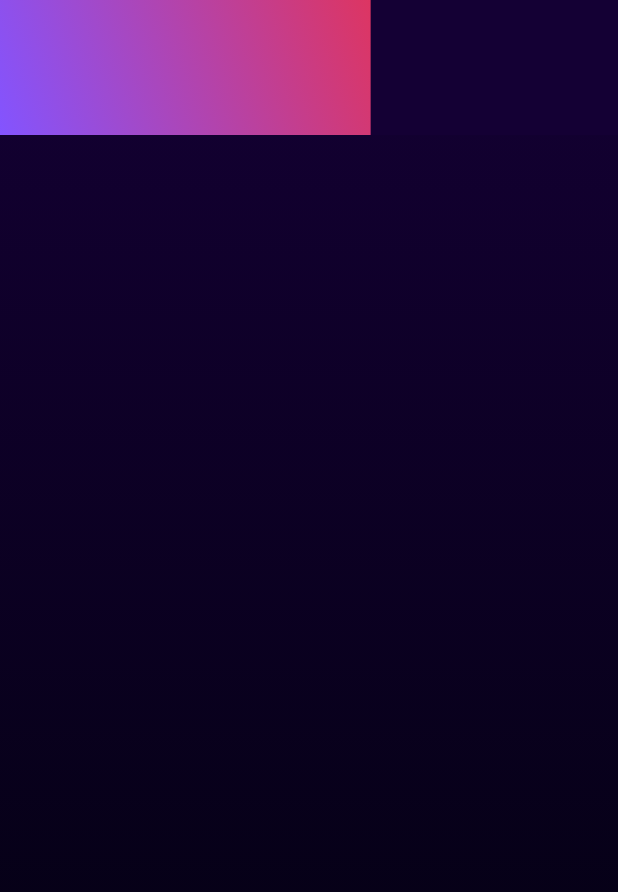
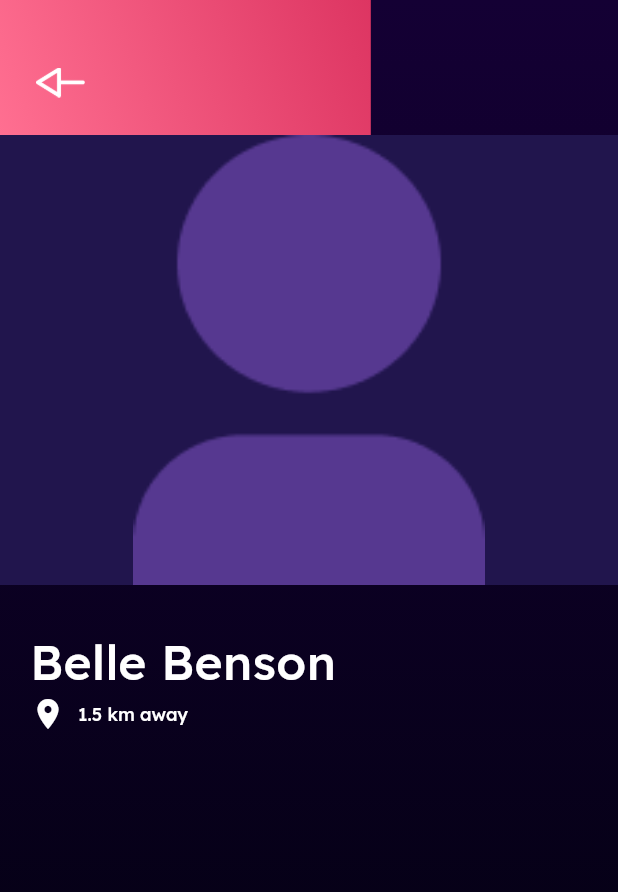
Before and after one commit to Ahmad-code916/destined_app, a Flutter app: the UserDetailsScreen screen opened directly, on a phone screen of 412 x 824 dp. Shown: the top 892 px of the screen. Run offline on Flutter 3.47's test engine with Material 3 defaults, Android fonts, the phone set to English and light mode, and no system bars; our stand-ins replace flutter_card_swiper, get.

Commit message:
Save Changes

```diff
--- a/lib/screens/user_details_screen/user_details_screen.dart
+++ b/lib/screens/user_details_screen/user_details_screen.dart
@@ -1,7 +1,11 @@
 import 'package:destined_app/screens/widgets/primary_gradient.dart';
 import 'package:destined_app/screens/widgets/users_details_head_row.dart';
+import 'package:destined_app/services/app_functions.dart';
 import 'package:destined_app/utils/app_colors.dart';
+import 'package:destined_app/utils/app_images.dart';
+import 'package:destined_app/utils/app_text_style.dart';
 import 'package:flutter/material.dart';
+import 'package:get/get.dart';
 
 class UserDetailsScreen extends StatelessWidget {
   const UserDetailsScreen({super.key});
@@ -13,10 +17,57 @@ class UserDetailsScreen extends StatelessWidget {
         firstColor: AppColors.gradientSecondryFirst,
         secondColor: AppColors.gradientSecondrySec,
         child: Column(
+          crossAxisAlignment: CrossAxisAlignment.start,
           children: [
             UsersDetailsHeadRow(
               firstColor: AppColors.pinkColorSec,
-              secondColor: AppColors.purpleColorSec,
+              secondColor: AppColors.lightPink,
+              child: Image.asset(AppImages.backIcon, height: 20),
+              onTapChild: () => Get.back(),
+            ),
+            Center(
+              child: Container(
+                width: double.infinity,
+                color: Color(0xff21154D),
+                child: Image.asset(
+                  AppImages.profileImage,
+                  height: 300,
+                  fit: BoxFit.fitHeight,
+                ),
+              ),
+            ),
+            AppFunctions.height(28),
+            Padding(
+              padding: const EdgeInsets.symmetric(horizontal: 20),
+              child: Row(
+                children: [
+                  Column(
+                    crossAxisAlignment: CrossAxisAlignment.start,
+                    children: [
+                      Text(
+                        'Belle Benson',
+                        style: AppTextStyle.whiteMedium.copyWith(fontSize: 32),
+                      ),
+                      Row(
+                        children: [
+                          Icon(Icons.location_on, color: AppColors.whiteColor),
+                          AppFunctions.width(8),
+                          RichText(
+                            text: TextSpan(
+                              text: '1.5 ',
+                              children: [TextSpan(text: 'km away')],
+                              style: AppTextStyle.whiteMedium.copyWith(
+                                fontSize: 12,
+                              ),
+                            ),
+                          ),
+                          AppFunctions.width(16),
+                        ],
+                      ),
+                    ],
+                  ),
+                ],
+              ),
             ),
           ],
         ),
--- a/lib/screens/widgets/users_details_head_row.dart
+++ b/lib/screens/widgets/users_details_head_row.dart
@@ -7,18 +7,20 @@ class UsersDetailsHeadRow extends StatelessWidget {
     super.key,
     required this.firstColor,
     required this.secondColor,
+    required this.child,
+    required this.onTapChild,
   });
   final Color firstColor;
   final Color secondColor;
+  final Widget child;
+  final void Function() onTapChild;
 
   @override
   Widget build(BuildContext context) {
-    return Row(
-      children: [
-        Expanded(
-          flex: 6,
-          child: Container(
+    return Container(
+      padding: EdgeInsets.only(left: 24, top: 20),
       height: 90,
+      width: Get.width * 0.6,
       decoration: BoxDecoration(
         gradient: LinearGradient(
           colors: [firstColor, secondColor],
@@ -27,17 +29,10 @@ class UsersDetailsHeadRow extends StatelessWidget {
           stops: [0, 1.0],
         ),
       ),
+      child: Align(
+        alignment: Alignment.centerLeft,
+        child: GestureDetector(onTap: onTapChild, child: child),
       ),
-        ),
-        Expanded(
-          flex: 4,
-          child: Container(
-            width: Get.width * 0.6,
-            height: 90,
-            decoration: BoxDecoration(color: AppColors.gradientSecondryFirst),
-          ),
-        ),
-      ],
     );
   }
 }
--- a/lib/utils/app_colors.dart
+++ b/lib/utils/app_colors.dart
@@ -23,4 +23,5 @@ class AppColors {
   static const lightPurpleColorSec = Color(0xff8169DE);
   static const pinkColorSec = Color(0xffDD3562);
   static const purpleColorSec = Color(0xff8354FF);
+  static const lightPink = Color(0xffff6f91);
 }
```
Lines whose indentation alone changed are shown as unchanged.
